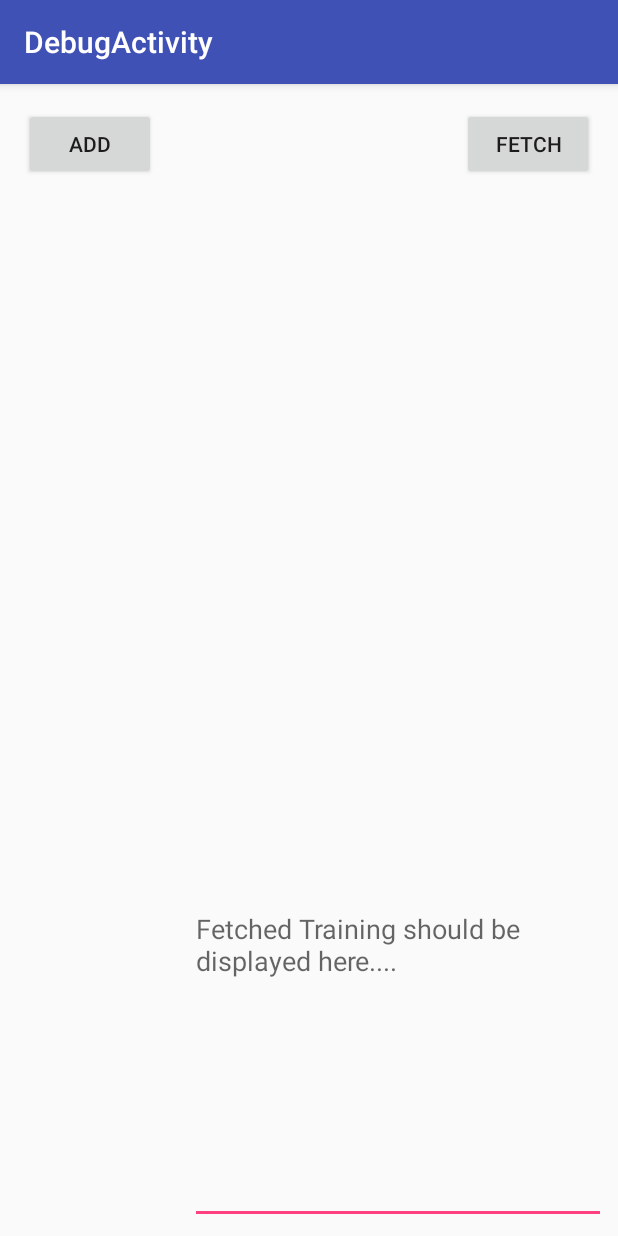
After one commit to EvaJobst/MobileSports, an Android app: the DebugActivity screen opened directly, with no data from a screen before it, on a phone screen of 412 x 824 dp. The commit adds this screen. Run offline under Robolectric (Android 15) with nearby library versions, the phone set to English and light mode, and no system bars; our stand-ins replace Firebase (no records; nobody signed in at launch, a user with empty details on screens opened directly).

Commit message:
added firebase dependencies + functionality; firebaseManager contains all methods concerning database-management; contains all methods concerning the SharedPreferences; debugActivity responsible for debugging Firebase

```diff
--- a/src/MOSProject/app/build.gradle
+++ b/src/MOSProject/app/build.gradle
@@ -23,9 +23,14 @@ dependencies {
     implementation fileTree(include: ['*.jar'], dir: 'libs')
     implementation 'com.android.support:appcompat-v7:26.1.0'
     implementation 'com.android.support.constraint:constraint-layout:1.0.2'
+    implementation 'com.android.support:design:26.1.0'
     testImplementation 'junit:junit:4.12'
     androidTestImplementation 'com.android.support.test:runner:1.0.1'
     androidTestImplementation 'com.android.support.test.espresso:espresso-core:3.0.1'
     implementation 'com.google.code.gson:gson:2.8.2'
     compile 'com.github.PhilJay:MPAndroidChart:v3.0.2'
+    compile 'com.google.firebase:firebase-database:11.6.0'
 }
+
+
+apply plugin: 'com.google.gms.google-services'
--- /dev/null
+++ b/src/MOSProject/app/src/main/java/at/fhooe/mos/app/mosproject/FetchEventListener.java
@@ -0,0 +1,11 @@
+package at.fhooe.mos.app.mosproject;
+
+import at.fhooe.mos.app.mosproject.models.Training;
+
+/**
+ * Created by Eva on 17.11.2017.
+ */
+
+public interface FetchEventListener {
+    public void onFetchEvent(Training training);
+}
--- /dev/null
+++ b/src/MOSProject/app/src/main/java/at/fhooe/mos/app/mosproject/FirebaseManager.java
@@ -0,0 +1,63 @@
+package at.fhooe.mos.app.mosproject;
+
+import android.util.Log;
+
+import com.google.firebase.database.DataSnapshot;
+import com.google.firebase.database.DatabaseError;
+import com.google.firebase.database.DatabaseReference;
+import com.google.firebase.database.FirebaseDatabase;
+import com.google.firebase.database.ValueEventListener;
+
+import java.util.ArrayList;
+
+import at.fhooe.mos.app.mosproject.models.Training;
+
+/**
+ * Created by Eva on 17.11.2017.
+ */
+
+public class FirebaseManager {
+    ArrayList<FetchEventListener> listenerList = new ArrayList<>();
+    private String TRAINING_IDS_KEY = "trainingIds";
+    private DatabaseReference dataReference = FirebaseDatabase.getInstance().getReference("data");
+    private PersistenceManager persistence;
+
+    public FirebaseManager(PersistenceManager persistence) {
+        this.persistence = persistence;
+    }
+
+    public String addTraining(Training training) {
+        String key = dataReference.push().getKey();
+        dataReference.child(key).setValue(training);
+        return key;
+    }
+
+    public void fetchTraining(String id) {
+        dataReference.child(id).addValueEventListener(new ValueEventListener() {
+            @Override
+            public void onDataChange(DataSnapshot dataSnapshot) {
+                Training training = dataSnapshot.getValue(Training.class);
+                notifyListener(training);
+            }
+
+            @Override
+            public void onCancelled(DatabaseError databaseError) {
+                Log.e("DATABASE ERROR", databaseError.toString());
+            }
+        });
+    }
+
+    public void addListener(FetchEventListener listener) {
+        listenerList.add(listener);
+    }
+
+    public void removeListener(FetchEventListener listener) {
+        listenerList.remove(listener);
+    }
+
+    public void notifyListener(Training training) {
+        for(FetchEventListener listener : listenerList) {
+            listener.onFetchEvent(training);
+        }
+    }
+}
--- /dev/null
+++ b/src/MOSProject/app/src/main/java/at/fhooe/mos/app/mosproject/PersistenceManager.java
@@ -0,0 +1,56 @@
+package at.fhooe.mos.app.mosproject;
+
+import android.content.Context;
+import android.content.SharedPreferences;
+import android.preference.PreferenceManager;
+
+import com.google.gson.Gson;
+import com.google.gson.reflect.TypeToken;
+
+import java.lang.reflect.Type;
+import java.util.ArrayList;
+import java.util.List;
+
+
+/**
+ * Created by Eva on 17.11.2017.
+ */
+
+public class PersistenceManager {
+    private String ACCELEROMETER_KEY = "accelerometer";
+    private String TRAINING_IDS_KEY = "training_ids";
+    private SharedPreferences preferences;
+
+    public PersistenceManager(Context context) {
+        preferences = PreferenceManager.getDefaultSharedPreferences(context);
+    }
+
+    public void setAccelerometer() {
+
+    }
+
+    public String getAccelerometer() {
+        return null;
+    }
+
+    public ArrayList<String> getTrainingIds() {
+        String json = preferences.getString(TRAINING_IDS_KEY, null);
+        if (json == null) {
+            return new ArrayList<>();
+        }
+
+        Type type = new TypeToken<List<String>>(){}.getType();
+        Gson gson = new Gson();
+        return gson.fromJson(json, type);
+    }
+
+    public void setTrainingIds(ArrayList<String> ids) {
+        preferences.edit().putString(TRAINING_IDS_KEY, new Gson().toJson(ids)).apply();
+    }
+
+    public void addTrainingId(String id) {
+        ArrayList<String> ids = getTrainingIds();
+        ids.add(id);
+        setTrainingIds(ids);
+    }
+}
--- /dev/null
+++ b/src/MOSProject/app/src/main/java/at/fhooe/mos/app/mosproject/models/Training.java
@@ -0,0 +1,123 @@
+package at.fhooe.mos.app.mosproject.models;
+
+/**
+ * Created by Eva on 17.11.2017.
+ */
+
+public class Training {
+
+    // General
+    private int steps;
+    private String duration;
+    private String date;
+    private int distance;
+    private int elevation;
+    private int speed;
+
+    // Health
+    private int heartRate;
+    private int calories;
+    private int respiration;
+
+    public Training(int steps, String duration, String date, int distance, int elevation, int speed, int heartRate, int calories, int respiration) {
+        this.steps = steps;
+        this.duration = duration;
+        this.date = date;
+        this.distance = distance;
+        this.elevation = elevation;
+        this.speed = speed;
+        this.heartRate = heartRate;
+        this.calories = calories;
+        this.respiration = respiration;
+    }
+
+    public Training() {
+    }
+
+    @Override
+    public String toString() {
+        return "Training{" +
+                "steps=" + steps +
+                ", duration='" + duration + '\'' +
+                ", date='" + date + '\'' +
+                ", distance=" + distance +
+                ", elevation=" + elevation +
+                ", speed=" + speed +
+                ", heartRate=" + heartRate +
+                ", calories=" + calories +
+                ", respiration=" + respiration +
+                '}';
+    }
+
+    public int getSteps() {
+        return steps;
+    }
+
+    public void setSteps(int steps) {
+        this.steps = steps;
+    }
+
+    public String getDuration() {
+        return duration;
+    }
+
+    public void setDuration(String duration) {
+        this.duration = duration;
+    }
+
+    public String getDate() {
+        return date;
+    }
+
+    public void setDate(String date) {
+        this.date = date;
+    }
+
+    public int getDistance() {
+        return distance;
+    }
+
+    public void setDistance(int distance) {
+        this.distance = distance;
+    }
+
+    public int getElevation() {
+        return elevation;
+    }
+
+    public void setElevation(int elevation) {
+        this.elevation = elevation;
+    }
+
+    public int getSpeed() {
+        return speed;
+    }
+
+    public void setSpeed(int speed) {
+        this.speed = speed;
+    }
+
+    public int getHeartRate() {
+        return heartRate;
+    }
+
+    public void setHeartRate(int heartRate) {
+        this.heartRate = heartRate;
+    }
+
+    public int getCalories() {
+        return calories;
+    }
+
+    public void setCalories(int calories) {
+        this.calories = calories;
+    }
+
+    public int getRespiration() {
+        return respiration;
+    }
+
+    public void setRespiration(int respiration) {
+        this.respiration = respiration;
+    }
+}
--- /dev/null
+++ b/src/MOSProject/app/src/main/java/at/fhooe/mos/app/mosproject/ui/DebugActivity.java
@@ -0,0 +1,64 @@
+package at.fhooe.mos.app.mosproject.ui;
+
+import android.os.Bundle;
+import android.support.v7.app.AppCompatActivity;
+import android.support.v7.widget.Toolbar;
+import android.view.View;
+import android.widget.Button;
+import android.widget.EditText;
+
+import java.util.ArrayList;
+
+import at.fhooe.mos.app.mosproject.FetchEventListener;
+import at.fhooe.mos.app.mosproject.FirebaseManager;
+import at.fhooe.mos.app.mosproject.PersistenceManager;
+import at.fhooe.mos.app.mosproject.R;
+import at.fhooe.mos.app.mosproject.models.Training;
+
+public class DebugActivity extends AppCompatActivity implements FetchEventListener {
+    PersistenceManager persistenceManager;
+    FirebaseManager firebaseManager;
+    EditText display;
+
+    @Override
+    protected void onCreate(Bundle savedInstanceState) {
+        super.onCreate(savedInstanceState);
+        setContentView(R.layout.activity_debug);
+        Toolbar toolbar = findViewById(R.id.toolbar);
+        setSupportActionBar(toolbar);
+
+        Button add = findViewById(R.id.add);
+        Button fetch = findViewById(R.id.fetch);
+        display = findViewById(R.id.display);
+
+        final Training training = new Training(123, "2:55", "17th November 2017", 200, 10, 6, 88, 123, 30);
+
+        persistenceManager = new PersistenceManager(this);
+        firebaseManager = new FirebaseManager(persistenceManager);
+        firebaseManager.addListener(this);
+
+        add.setOnClickListener(new View.OnClickListener() {
+            @Override
+            public void onClick(View view) {
+                String key = firebaseManager.addTraining(training);
+                persistenceManager.addTrainingId(key);
+            }
+        });
+
+        fetch.setOnClickListener(new View.OnClickListener() {
+            @Override
+            public void onClick(View view) {
+                ArrayList<String> keys = persistenceManager.getTrainingIds();
+
+                for(String key : keys) {
+                    firebaseManager.fetchTraining(key);
+                }
+            }
+        });
+    }
+
+    @Override
+    public void onFetchEvent(Training training) {
+        display.setText(training.toString());
+    }
+}
--- /dev/null
+++ b/src/MOSProject/app/src/main/res/layout/activity_debug.xml
@@ -0,0 +1,25 @@
+<?xml version="1.0" encoding="utf-8"?>
+<android.support.design.widget.CoordinatorLayout xmlns:android="http://schemas.android.com/apk/res/android"
+    xmlns:app="http://schemas.android.com/apk/res-auto"
+    xmlns:tools="http://schemas.android.com/tools"
+    android:layout_width="match_parent"
+    android:layout_height="match_parent"
+    tools:context="at.fhooe.mos.app.mosproject.ui.DebugActivity">
+
+    <android.support.design.widget.AppBarLayout
+        android:layout_width="match_parent"
+        android:layout_height="wrap_content"
+        android:theme="@style/AppTheme.AppBarOverlay">
+
+        <android.support.v7.widget.Toolbar
+            android:id="@+id/toolbar"
+            android:layout_width="match_parent"
+            android:layout_height="?attr/actionBarSize"
+            android:background="?attr/colorPrimary"
+            app:popupTheme="@style/AppTheme.PopupOverlay" />
+
+    </android.support.design.widget.AppBarLayout>
+
+    <include layout="@layout/content_debug" />
+
+</android.support.design.widget.CoordinatorLayout>
--- /dev/null
+++ b/src/MOSProject/app/src/main/res/layout/content_debug.xml
@@ -0,0 +1,44 @@
+<?xml version="1.0" encoding="utf-8"?>
+<android.support.constraint.ConstraintLayout xmlns:android="http://schemas.android.com/apk/res/android"
+    xmlns:app="http://schemas.android.com/apk/res-auto"
+    xmlns:tools="http://schemas.android.com/tools"
+    android:layout_width="match_parent"
+    android:layout_height="match_parent"
+    app:layout_behavior="@string/appbar_scrolling_view_behavior"
+    tools:context="at.fhooe.mos.app.mosproject.ui.DebugActivity"
+    tools:showIn="@layout/activity_debug">
+
+    <Button
+        android:id="@+id/add"
+        android:layout_width="wrap_content"
+        android:layout_height="wrap_content"
+        android:layout_marginLeft="16dp"
+        android:layout_marginTop="16dp"
+        android:text="Add"
+        app:layout_constraintLeft_toLeftOf="parent"
+        app:layout_constraintTop_toTopOf="parent" />
+
+    <Button
+        android:id="@+id/fetch"
+        android:layout_width="wrap_content"
+        android:layout_height="wrap_content"
+        android:layout_marginRight="16dp"
+        android:layout_marginTop="16dp"
+        android:text="Fetch"
+        app:layout_constraintRight_toRightOf="parent"
+        app:layout_constraintTop_toTopOf="parent" />
+
+    <EditText
+        android:id="@+id/display"
+        android:layout_width="277dp"
+        android:layout_height="371dp"
+        android:layout_marginBottom="8dp"
+        android:layout_marginEnd="8dp"
+        android:layout_marginLeft="12dp"
+        android:ems="10"
+        android:hint="Fetched Training should be displayed here...."
+        android:inputType="textMultiLine"
+        app:layout_constraintBottom_toBottomOf="parent"
+        app:layout_constraintEnd_toEndOf="parent"
+        app:layout_constraintLeft_toLeftOf="parent" />
+</android.support.constraint.ConstraintLayout>
--- /dev/null
+++ b/src/MOSProject/app/src/main/res/values/dimens.xml
@@ -0,0 +1,3 @@
+<resources>
+    <dimen name="fab_margin">16dp</dimen>
+</resources>
--- a/src/MOSProject/app/src/main/res/values/strings.xml
+++ b/src/MOSProject/app/src/main/res/values/strings.xml
@@ -1,3 +1,4 @@
 <resources>
     <string name="app_name">MOSProject</string>
+    <string name="title_activity_debug">DebugActivity</string>
 </resources>
--- a/src/MOSProject/app/src/main/res/values/styles.xml
+++ b/src/MOSProject/app/src/main/res/values/styles.xml
@@ -8,4 +8,13 @@
         <item name="colorAccent">@color/colorAccent</item>
     </style>
 
+    <style name="AppTheme.NoActionBar">
+        <item name="windowActionBar">false</item>
+        <item name="windowNoTitle">true</item>
+    </style>
+
+    <style name="AppTheme.AppBarOverlay" parent="ThemeOverlay.AppCompat.Dark.ActionBar" />
+
+    <style name="AppTheme.PopupOverlay" parent="ThemeOverlay.AppCompat.Light" />
+
 </resources>
--- a/src/MOSProject/build.gradle
+++ b/src/MOSProject/build.gradle
@@ -8,7 +8,7 @@ buildscript {
     }
     dependencies {
         classpath 'com.android.tools.build:gradle:3.0.0'
-
+        classpath 'com.google.gms:google-services:3.1.0'
 
         // NOTE: Do not place your application dependencies here; they belong
         // in the individual module build.gradle files
@@ -19,6 +19,8 @@ allprojects {
     repositories {
         google()
         jcenter()
+        maven { url "https://maven.google.com" // Google's Maven repository
+            }
         maven { url "https://jitpack.io" }
     }
 }
```
Also changed, not shown: src/MOSProject/app/src/main/AndroidManifest.xml (+10 -3 lines).
